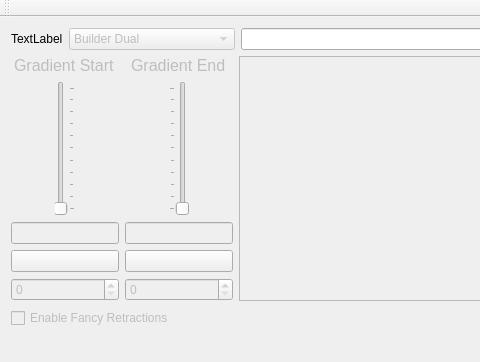
The window that mainwindow.ui (gabeseltzer/Gradient-App) describes before a commit, drawn with Qt 5; both pictures show x 0 to 480 and y 0 to 362 of the 730 by 362 pixel window.
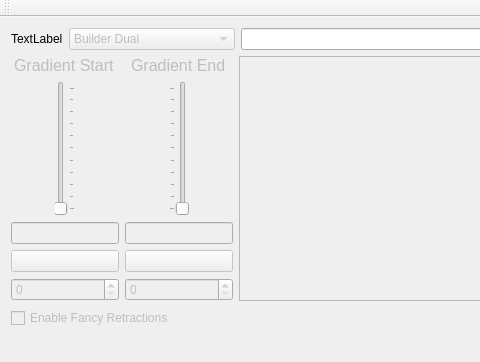
The same window after the commit.

What changed in the file:
```diff
--- a/mainwindow.ui
+++ b/mainwindow.ui
@@ -145,6 +145,9 @@
           </item>
           <item>
            <widget class="QPushButton" name="gradientStartColorButton">
+            <property name="enabled">
+             <bool>false</bool>
+            </property>
             <property name="text">
              <string/>
             </property>
@@ -216,6 +219,9 @@
           </item>
           <item>
            <widget class="QPushButton" name="gradientEndColorButton">
+            <property name="enabled">
+             <bool>false</bool>
+            </property>
             <property name="text">
              <string/>
             </property>
```
